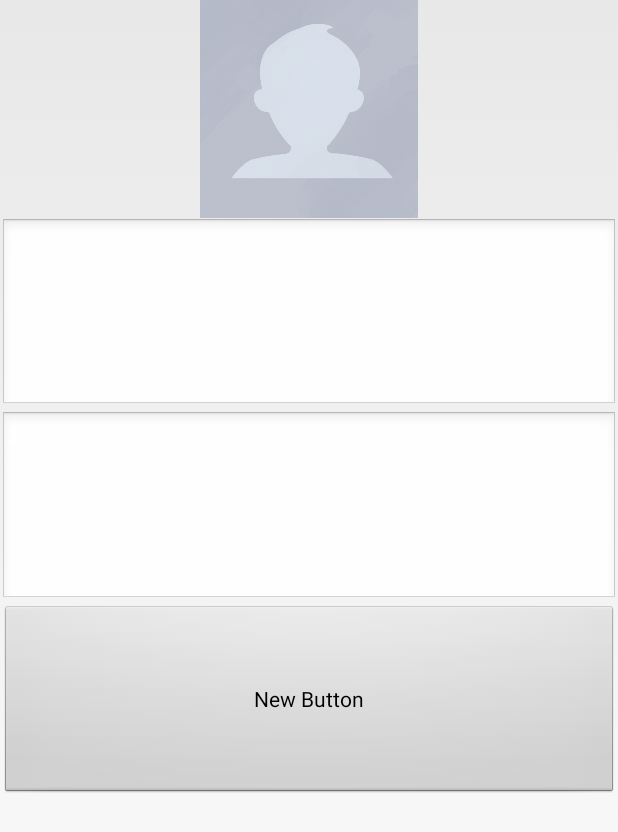
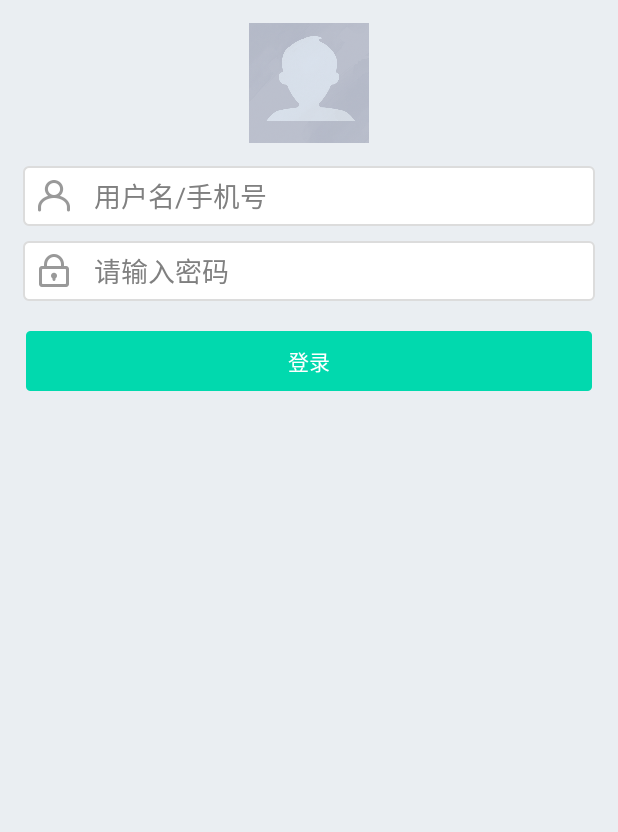
Before and after one commit to youngway2017/Android, an Android app: the fragment SignInFra placed in its activity, on a phone screen of 412 x 824 dp. Shown: the top 832 px of the screen. Run offline under Robolectric (Android 15) with nearby library versions, the light colour scheme and no system bars.

Commit message:
add ChatApplication

```diff
--- a/Chat/app/src/main/java/yw/cn/chat/ChatApplication.java
+++ b/Chat/app/src/main/java/yw/cn/chat/ChatApplication.java
@@ -10,6 +10,7 @@ import java.util.List;
  * Created by Administrator on 2015-09-08.
  */
 public class ChatApplication extends Application {
+    public static final String TAG_LOG = "young";
 
     private List<Activity> activities = new LinkedList<Activity>();
 
--- a/Chat/app/src/main/java/yw/cn/chat/activity/LoginActivity.java
+++ b/Chat/app/src/main/java/yw/cn/chat/activity/LoginActivity.java
@@ -5,7 +5,9 @@ import android.os.PersistableBundle;
 import android.support.v4.app.Fragment;
 import android.support.v4.app.FragmentManager;
 import android.support.v4.app.FragmentTransaction;
+import android.util.Log;
 
+import yw.cn.chat.ChatApplication;
 import yw.cn.chat.R;
 import yw.cn.chat.base.BaseActivity;
 import yw.cn.chat.fragment.LogoFra;
@@ -15,6 +17,8 @@ import yw.cn.chat.fragment.SignInFra;
  * Created by Administrator on 2015-09-09.
  */
 public class LoginActivity extends BaseActivity {
+
+
     public static final String TAG_LOGO = "logo";
     public static final String TAG_SIGN_IN = "sign_in";
     public static final String TAG_SIGN_UP = "sign_up";
@@ -45,6 +49,7 @@ public class LoginActivity extends BaseActivity {
     }
 
     public void signIn() {
+        Log.i(ChatApplication.TAG_LOG,"LoginActivity signIn");
         FragmentTransaction transaction = fragmentManager.beginTransaction();
         currentTag = TAG_SIGN_IN;
         currentFra = new SignInFra();
--- a/Chat/app/src/main/java/yw/cn/chat/fragment/LogoFra.java
+++ b/Chat/app/src/main/java/yw/cn/chat/fragment/LogoFra.java
@@ -4,10 +4,12 @@ import android.os.Bundle;
 import android.support.annotation.Nullable;
 import android.support.v4.app.Fragment;
 import android.support.v4.app.FragmentActivity;
+import android.util.Log;
 import android.view.LayoutInflater;
 import android.view.View;
 import android.view.ViewGroup;
 
+import yw.cn.chat.ChatApplication;
 import yw.cn.chat.R;
 import yw.cn.chat.activity.LoginActivity;
 
@@ -22,14 +24,18 @@ public class LogoFra extends Fragment implements View.OnClickListener {
     @Override
     public void onCreate(Bundle savedInstanceState) {
         super.onCreate(savedInstanceState);
+        Log.i(ChatApplication.TAG_LOG, "LoginFra onCreate");
+
     }
 
     @Nullable
     @Override
     public View onCreateView(LayoutInflater inflater, ViewGroup container, Bundle savedInstanceState) {
 //        return super.onCreateView(inflater, container, savedInstanceState);
+        Log.i(ChatApplication.TAG_LOG, "LoginFra onCreateView");
         View v = inflater.inflate(R.layout.frag_logo,container,false);
         initView(v);
+        initEvent();
         return v;
     }
 
--- a/Chat/app/src/main/java/yw/cn/chat/fragment/SignInFra.java
+++ b/Chat/app/src/main/java/yw/cn/chat/fragment/SignInFra.java
@@ -1,18 +1,28 @@
 package yw.cn.chat.fragment;
 
+import android.content.Context;
 import android.os.Bundle;
 import android.support.annotation.Nullable;
 import android.support.v4.app.Fragment;
+import android.text.TextUtils;
 import android.view.LayoutInflater;
 import android.view.View;
 import android.view.ViewGroup;
+import android.widget.Button;
+import android.widget.EditText;
 
 import yw.cn.chat.R;
+import yw.cn.chat.utils.ToastUtil;
+import yw.cn.chat.widget.DialogLoading;
 
 /**
  * Created by Administrator on 2015-09-09.
  */
-public class SignInFra extends Fragment {
+public class SignInFra extends Fragment implements View.OnClickListener {
+    private EditText etAccount;
+    private EditText etPwd;
+    private Button btnSignIn;
+
     @Override
     public void onCreate(Bundle savedInstanceState) {
         super.onCreate(savedInstanceState);
@@ -22,6 +32,144 @@ public class SignInFra extends Fragment {
     @Override
     public View onCreateView(LayoutInflater inflater, ViewGroup container, Bundle savedInstanceState) {
         View v = inflater.inflate(R.layout.frag_sign_in,container,false);
+        initView(v);
+        initEvent();
         return v;
     }
+
+    private void initEvent() {
+        btnSignIn.setOnClickListener(this);
+    }
+
+    private void initView(View view) {
+        etAccount = (EditText) view.findViewById(R.id.et_sign_in_account);
+        etPwd = (EditText) view.findViewById(R.id.et_sign_in_pwd);
+        btnSignIn = (Button) view.findViewById(R.id.btn_sign_in);
+    }
+
+    @Override
+    public void onClick(View v) {
+        if (v == btnSignIn) {
+            doSignIn();
+        }
+    }
+
+    private void doSignIn() {
+        Context context = getActivity();
+        if (context == null) {
+            return;
+        }
+
+        String account = etAccount.getText().toString().trim();
+        if (TextUtils.isEmpty(account)) {
+            ToastUtil.show(context, "用户名为空");
+            return;
+        }
+        String password = etPwd.getText().toString().trim();
+        if (TextUtils.isEmpty(password)) {
+            ToastUtil.show(context, "密码为空");
+            return;
+        }
+
+        final DialogLoading dialog = new DialogLoading(getActivity());
+        dialog.show();
+
+//        HMChatManager.getInstance().login(account, password,
+//                new HMObjectCallBack<Account>() {
+//
+//                    @Override
+//                    public void onSuccess(Account account) {
+//                        Log.d(TAG, "登录成功!!!");
+//                        dialog.dismiss();
+//
+//                        // 初始化用户连接安全信息
+//                        HMChatManager.getInstance().initAccount(
+//                                account.getAccount(), account.getToken());
+//
+//                        // 存储用户
+//                        AccountDao dao = new AccountDao(getActivity());
+//                        account.setCurrent(true);
+//
+//                        Account localAccount = dao.getByAccount(account
+//                                .getAccount());
+//
+//                        if (!TextUtils.isEmpty(account.getIcon())) {
+//
+//                        }
+//
+//                        if (localAccount != null) {
+//                            dao.updateAccount(account);
+//                        } else {
+//                            dao.addAccount(account);
+//                        }
+//
+//                        // 开启服务
+//                        if (!CommonUtil.isServiceRunning(getActivity(),
+//                                ChatCoreService.class)) {
+//                            getActivity().startService(
+//                                    new Intent(getActivity(),
+//                                            ChatCoreService.class));
+//                        }
+//
+//                        FriendDao friendDao = new FriendDao(getActivity());
+//                        Friend friend = friendDao.queryFriendByAccount(
+//                                account.getAccount(), "HMChat");
+//                        if (friend == null) {
+//                            // 初始化通讯录
+//                            friend = new Friend();
+//                            friend.setOwner(account.getAccount());
+//                            friend.setAccount("HMChat");
+//                            friend.setAlpha("H");
+//                            friend.setArea("");
+//                            friend.setIcon("");
+//                            friend.setName("黑信团队");
+//                            friend.setNickName("");
+//                            friend.setSort(1000);
+//
+//                            friendDao.addFriend(friend);
+//
+//                            MessageDao messageDao = new MessageDao(
+//                                    getActivity());
+//                            Message message = new Message();
+//                            message.setAccount("HMChat");
+//                            message.setContent("欢迎使用黑信，黑信会给你带来更多精彩");
+//                            message.setCreateTime(System.currentTimeMillis());
+//                            message.setDirection(1);
+//                            message.setOwner(account.getAccount());
+//                            message.setRead(false);
+//                            messageDao.addMessage(message);
+//                        }
+//
+//                        startActivity(new Intent(getActivity(),
+//                                HomeActivity.class));
+//                        getActivity().finish();
+//                    }
+//
+//                    @Override
+//                    public void onError(int error, String msg) {
+//                        dialog.dismiss();
+//
+//                        switch (error) {
+//                            case HMError.ERROR_CLIENT_NET:
+//                                Log.d(TAG, "客户端网络异常");
+//                                ToastUtil.show(getActivity(), "客户端网络异常");
+//                                break;
+//                            case HMError.ERROR_SERVER:
+//                                Log.d(TAG, "服务器异常");
+//                                ToastUtil.show(getActivity(), "服务器异常");
+//                                break;
+//                            case HMError.Login.ACCOUNT_MISS:
+//                                Log.d(TAG, "不存在此用户");
+//                                ToastUtil.show(getActivity(), "不存在此用户");
+//                                break;
+//                            case HMError.Login.PASSWORD_ERROR:
+//                                Log.d(TAG, "密码错误");
+//                                ToastUtil.show(getActivity(), "密码错误");
+//                                break;
+//                            default:
+//                                break;
+//                        }
+//                    }
+//                });
+    }
 }
--- a/Chat/app/src/main/res/layout/frag_sign_in.xml
+++ b/Chat/app/src/main/res/layout/frag_sign_in.xml
@@ -1,46 +1,59 @@
 <?xml version="1.0" encoding="utf-8"?>
 <LinearLayout xmlns:android="http://schemas.android.com/apk/res/android"
-    android:layout_width="match_parent" android:layout_height="match_parent"
-    android:orientation="vertical">
+    android:layout_width="match_parent"
+    android:layout_height="match_parent"
+    android:background="@color/bg_gray"
+    android:clickable="true"
+    android:orientation="vertical"
+    android:padding="15dp" >
 
     <ImageView
-        android:layout_width="wrap_content"
-        android:layout_height="0dp"
-        android:id="@+id/imageView"
-        android:src="@drawable/default_icon_user"
+        android:layout_width="80dp"
+        android:layout_height="80dp"
         android:layout_gravity="center_horizontal"
-        android:layout_weight="1.5"/>
-    <LinearLayout
-        android:layout_width="match_parent"
-        android:layout_height="0dp"
-        android:layout_weight="4"
-        android:orientation="vertical"
-        >
+        android:src="@drawable/default_icon_user" >
+    </ImageView>
 
     <EditText
+        android:id="@+id/et_sign_in_account"
         android:layout_width="match_parent"
-            android:layout_height="0dp"
-            android:id="@+id/editText2"
-            android:layout_weight="1" />
+        android:layout_height="wrap_content"
+        android:layout_marginTop="15dp"
+        android:background="@drawable/login_selector_input"
+        android:drawableLeft="@drawable/user_account_icon"
+        android:drawablePadding="15dp"
+        android:drawableStart="@drawable/user_account_icon"
+        android:hint="用户名/手机号"
+        android:minHeight="40dp"
+        android:paddingLeft="10dp"
+        android:paddingRight="10dp"
+        android:singleLine="true" />
 
     <EditText
+        android:id="@+id/et_sign_in_pwd"
         android:layout_width="match_parent"
-            android:layout_height="0dp"
-            android:id="@+id/editText"
-            android:layout_weight="1" />
+        android:layout_height="wrap_content"
+        android:layout_marginTop="10dp"
+        android:background="@drawable/login_selector_input"
+        android:drawableLeft="@drawable/user_pwd_lock_icon"
+        android:drawablePadding="15dp"
+        android:drawableStart="@drawable/user_pwd_lock_icon"
+        android:hint="请输入密码"
+        android:minHeight="40dp"
+        android:paddingLeft="10dp"
+        android:paddingRight="10dp"
+        android:password="true"
+        android:singleLine="true" />
 
     <Button
+        android:id="@+id/btn_sign_in"
         android:layout_width="match_parent"
-            android:layout_height="0dp"
-            android:text="New Button"
-            android:id="@+id/button"
-            android:layout_gravity="center_vertical"
-            android:layout_weight="1" />
+        android:layout_height="40dp"
+        android:layout_marginLeft="2dp"
+        android:layout_marginRight="2dp"
+        android:layout_marginTop="20dp"
+        android:background="@drawable/btn_green_selector"
+        android:text="登录"
+        android:textColor="#FFFFFFFF" />
 
 </LinearLayout>
-    <LinearLayout
-        android:layout_width="match_parent"
-        android:layout_height="0dp"
-        android:layout_weight="3"
-        android:visibility="visible"/>
-</LinearLayout>
```
Also changed, not shown: Chat/app/src/main/java/yw/cn/chat/utils/ToastUtil.java (added, +18 -0 lines), Chat/app/src/main/java/yw/cn/chat/widget/DialogLoading.java (added, +31 -0 lines), Chat/app/src/main/res/layout/dialog_loading.xml (added, +31 -0 lines), Chat/app/src/main/res/layout/frag_logo.xml (+5 -6 lines). Lines whose indentation alone changed are shown as unchanged.
